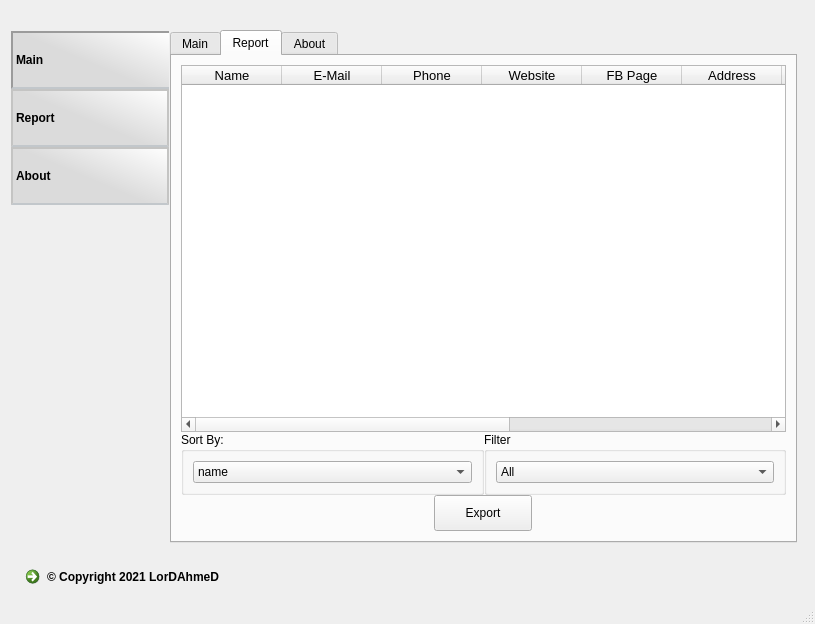
Qt form untitled.ui (thelordahmed/FYY-Scraper) before a commit.
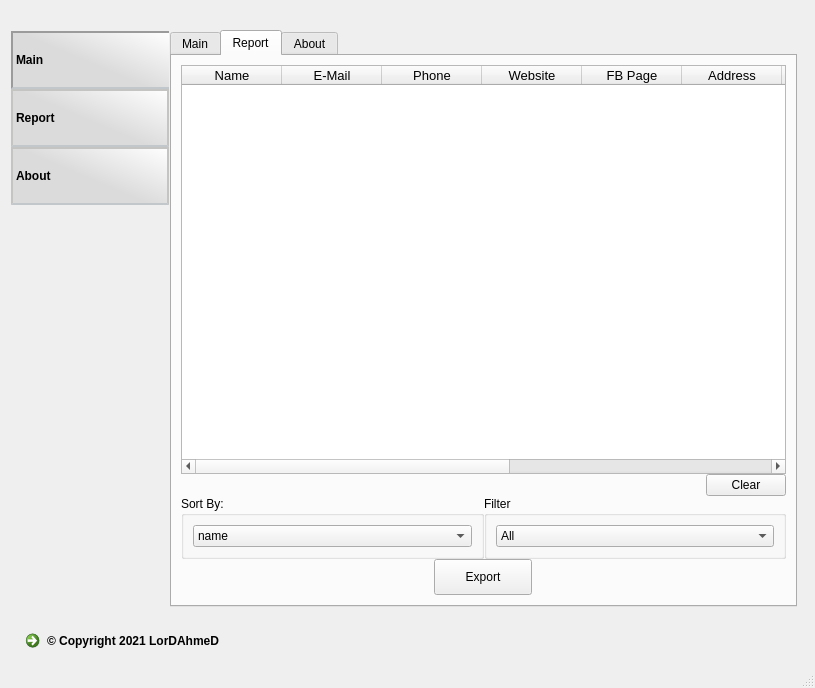
The same form after that commit. Icons and pictures are not drawn.

Diff of the .ui file:
```diff
--- a/untitled.ui
+++ b/untitled.ui
@@ -9,8 +9,8 @@
    <rect>
     <x>0</x>
     <y>0</y>
-    <width>720</width>
-    <height>624</height>
+    <width>693</width>
+    <height>688</height>
    </rect>
   </property>
   <property name="windowTitle">
@@ -521,7 +521,7 @@
              <property name="minimumSize">
               <size>
                <width>0</width>
-               <height>300</height>
+               <height>280</height>
               </size>
              </property>
              <property name="font">
@@ -605,6 +605,23 @@
              <property name="bottomMargin">
               <number>0</number>
              </property>
+             <item alignment="Qt::AlignRight">
+              <widget class="QPushButton" name="clear_btn">
+               <property name="sizePolicy">
+                <sizepolicy hsizetype="Maximum" vsizetype="Fixed">
+                 <horstretch>0</horstretch>
+                 <verstretch>0</verstretch>
+                </sizepolicy>
+               </property>
+               <property name="text">
+                <string>Clear</string>
+               </property>
+               <property name="icon">
+                <iconset resource="../Whatsapp-bulk-sender/images.qrc">
+                 <normaloff>:/black-icons/Data/imgs/black icons/icons8-trash-500.png</normaloff>:/black-icons/Data/imgs/black icons/icons8-trash-500.png</iconset>
+               </property>
+              </widget>
+             </item>
              <item>
               <layout class="QHBoxLayout" name="horizontalLayout_4">
                <property name="spacing">
```
